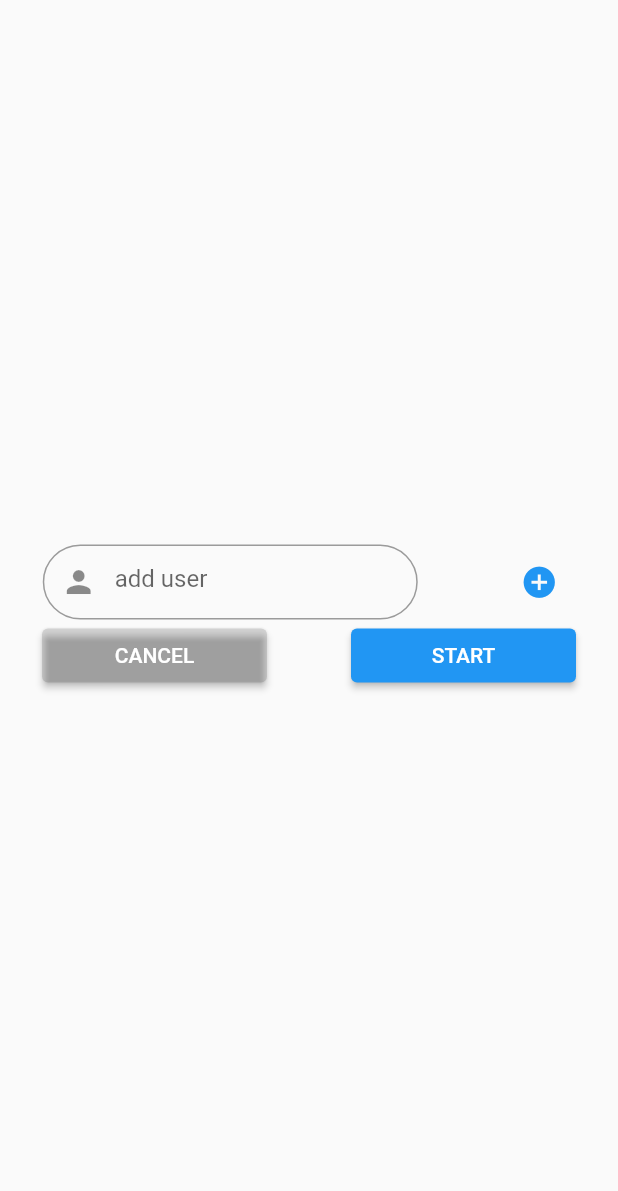
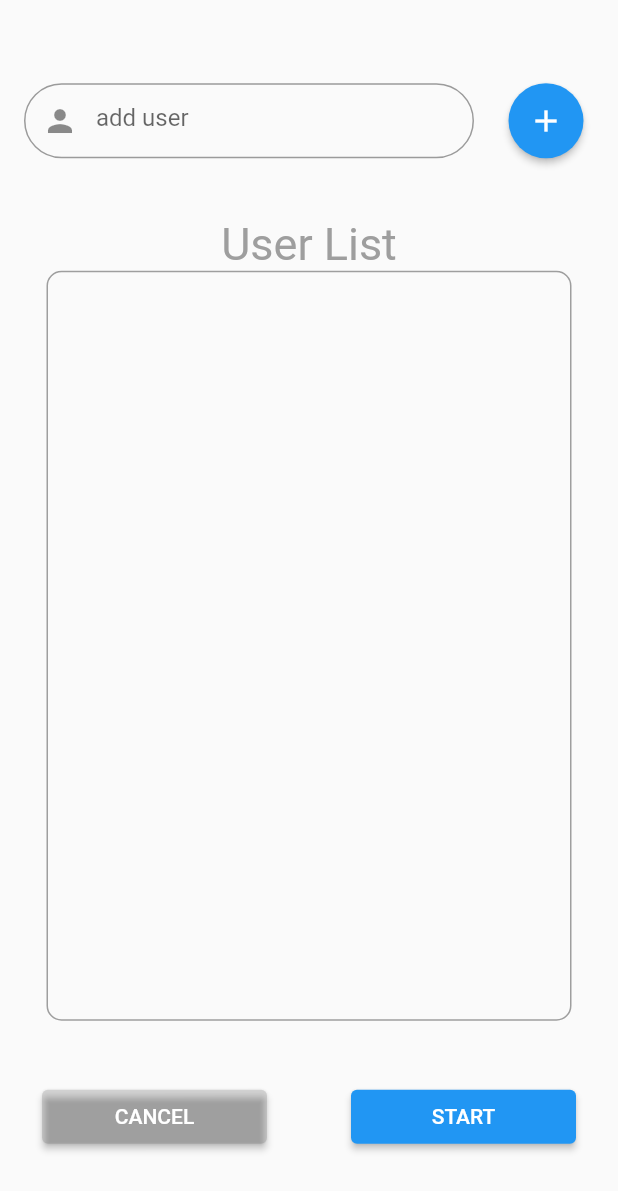
Before and after one commit to riii-san/ito_flutter, a Flutter app: the gameStartPage screen opened directly, on a phone screen of 412 x 824 dp. Shown: the top 1191 px of the screen. Run offline on Flutter 3.47's test engine with Material 2 defaults, Android fonts, the phone set to English and light mode, and no system bars.

Commit message:
gameStartPage ユーザ一人分のクラスを作成

```diff
--- a/lib/gameStartPage.dart
+++ b/lib/gameStartPage.dart
@@ -1,7 +1,86 @@
 import 'package:flutter/material.dart';
 
+// ゲーム参加ユーザが格納されているリスト
+// TODO : グローバル宣言でも良いのか
+List<userInfo> _itemUser = <userInfo>[];
+
+// ユーザ一人分の情報を持つクラス
+// 参加ユーザ分のインスタンスを生成
 // ignore: camel_case_types
-class gameStartPage extends StatelessWidget{
+class userInfo{
+
+  final int userId;
+  final String userName;
+
+  userInfo(
+      this.userId,
+      this.userName,
+      );
+
+  Widget returnUserWidget(){
+    return Column(
+      children: <Widget>[
+        Row(
+          mainAxisAlignment: MainAxisAlignment.spaceEvenly,
+          children: <Widget>[
+            Container(
+              width: 270,
+              height: 50,
+              padding: const EdgeInsets.all(10),
+              decoration: BoxDecoration(
+                  borderRadius: BorderRadius.circular(10),
+                  border: Border.all(color: Colors.grey)
+              ),
+              child: Text(
+                  userName,
+                  style: TextStyle(fontSize: 20)
+              ),
+            ),
+            Expanded(
+              child: SizedBox(
+                height: 25,
+                child: ElevatedButton(
+                    style: ElevatedButton.styleFrom(
+                        shape: CircleBorder(),
+                        primary: Colors.grey
+                    ),
+                    onPressed: (){
+                      // TODO : リストからユーザ削除、再描画
+                      _itemUser.removeAt(userId);
+                    },
+                    child: Icon(Icons.cancel_rounded,color: Colors.white,)
+                ),
+              ),
+            )
+          ],
+        ),
+        SizedBox(height: 5,)
+      ],
+    );
+  }
+
+
+}
+
+// ignore: camel_case_types, must_be_immutable
+class gameStartPage extends StatefulWidget {
+
+  @override
+  _gameStartPageState createState() => _gameStartPageState();
+
+}
+
+// ignore: camel_case_types
+class _gameStartPageState extends State<gameStartPage> {
+
+  // ユーザ名を格納するリスト
+  // ユーザ追加する際に同じ名前があればfalseを返す必要があるため
+  // TODO : _itemUserだけで実装できないか??
+  List<String> _userNameList = <String>[];
+
+  // ユーザ追加テキストボックス内の文字を把握するコントローラー
+  final valueUserNameController = TextEditingController();
+
   @override
   Widget build(BuildContext context) {
     return Scaffold(
@@ -10,12 +89,14 @@ class gameStartPage extends StatelessWidget{
               mainAxisAlignment: MainAxisAlignment.center,
               children: <Widget>[
                 Row(
-                mainAxisAlignment: MainAxisAlignment.spaceAround,
+                  mainAxisAlignment: MainAxisAlignment.spaceEvenly,
                   children: <Widget>[
+                    // add user テキストフィールド
                     Container(
-                    width: 250,
+                      width: 300,
                       height: 50,
                       child: TextFormField(
+                        controller: valueUserNameController,
                         decoration: InputDecoration(
                           hintText: 'add user',
                           prefixIcon: Icon(
@@ -31,17 +112,62 @@ class gameStartPage extends StatelessWidget{
                         ),
                       ),
                     ),
-                  IconButton(
-                    icon: Icon(Icons.add_circle, size: 25,),
-                    color: Colors.blue,
-                    onPressed: () {
-                      // add user
-                    })
+                    // プラスボタン
+                    SizedBox(
+                      height: 50,
+                      child: ElevatedButton(
+                          style: ElevatedButton.styleFrom(
+                            shape: CircleBorder(),
+                          ),
+                          onPressed: (){
+                            // ユーザ名がnull且つユーザリストにある名前でない場合にゲーム参加リストに追加
+                            if (valueUserNameController.text.isNotEmpty && !_userNameList.contains(valueUserNameController.text)) {
+                              _itemUser.add(new userInfo(_itemUser.length, valueUserNameController.text));
+                              _userNameList.add(valueUserNameController.text);
+                              setState(() {});
+                            }
+                          },
+                          child: Icon(Icons.add,)
+                      ),
+                    )
                   ],
                 ),
+                SizedBox(height: 40,),
+                // UserListテキスト
+                Text(
+                  'User List',
+                  style: TextStyle(
+                      fontSize: 30,
+                      color: Colors.grey
+                  ),
+                ),
+                // UserList表示領域(スクロール可)
+                Container(
+                  width: 350,
+                  height: 500,
+                  padding: const EdgeInsets.all(10),
+                  decoration: BoxDecoration(
+                    border: Border.all(color: Colors.grey),
+                    borderRadius: BorderRadius.circular(10),
+                  ),
+                  child: MediaQuery.removePadding(
+                    context: context,
+                    removeTop: true,
+                    child: ListView.builder(
+                      scrollDirection: Axis.vertical, // ListViewを縦方向にスクロール可能にするパラメータ
+                      shrinkWrap: true,               // ListViewをColumn内で使用するために必要なパラメータ
+                      itemBuilder: (BuildContext context, int index){
+                        return _itemUser[index].returnUserWidget();
+                      },
+                      itemCount: _itemUser.length,
+                    ),
+                  ),
+                ),
+                SizedBox(height: 40,),
                 Row(
                   mainAxisAlignment: MainAxisAlignment.spaceAround,
                   children: <Widget>[
+                    // CANCELボタン
                     SizedBox(
                       width: 150,
                       child: ElevatedButton(onPressed: (){
@@ -55,6 +181,7 @@ class gameStartPage extends StatelessWidget{
                         ),
                       ),
                     ),
+                    // STARTボタン
                     SizedBox(
                       width: 150,
                       child: ElevatedButton(onPressed: (){
@@ -67,7 +194,6 @@ class gameStartPage extends StatelessWidget{
                     ),
                   ],
                 )
-
               ]
           ),
         )
```
Also changed, not shown: 12 other files. Lines whose indentation alone changed are shown as unchanged.
